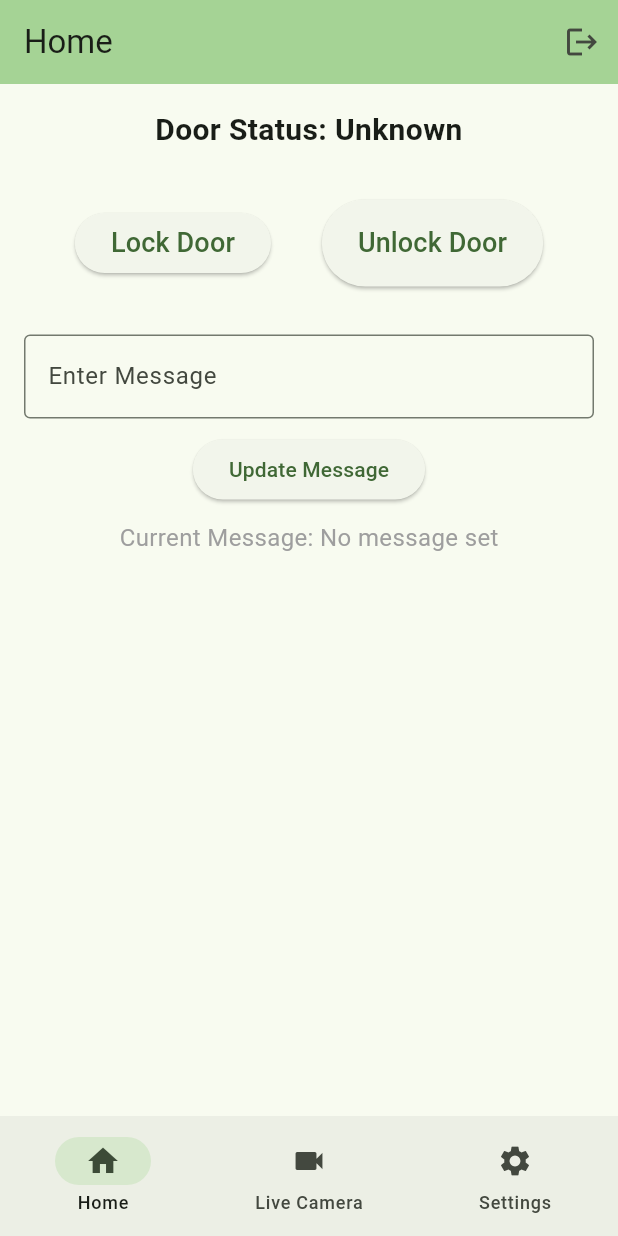
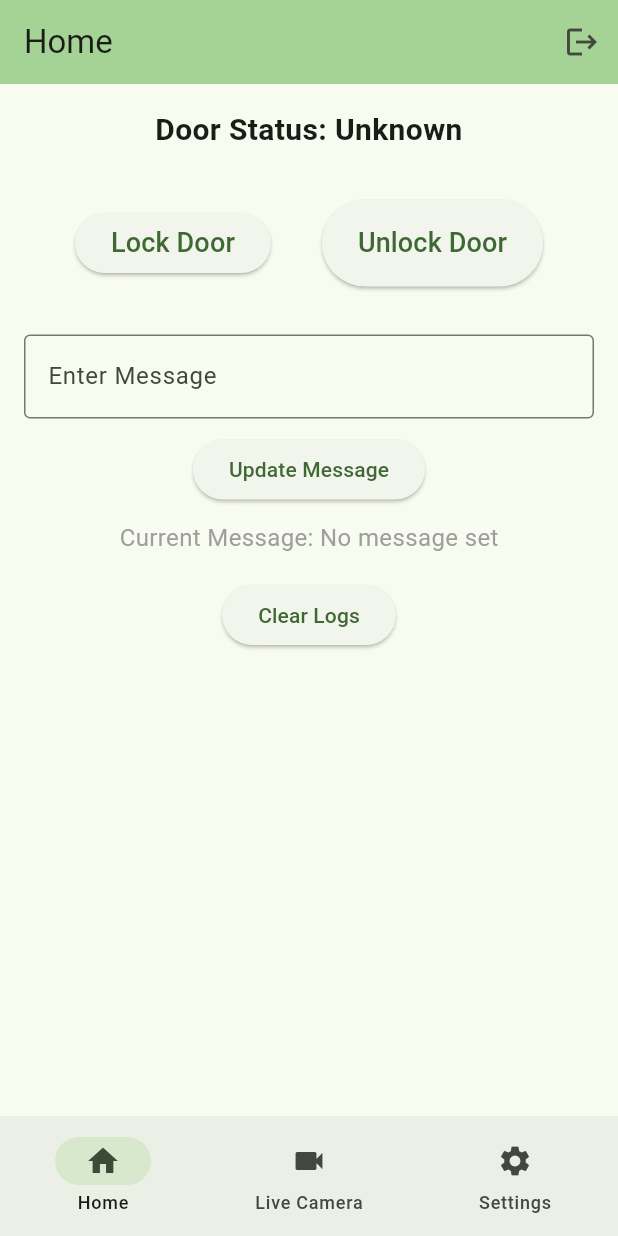
Before and after one commit to ferasskhoury23/IOT-project, a Flutter app: the screen it shows once a user with an empty profile is signed in, on a phone screen of 412 x 824 dp. Run offline on Flutter 3.47's test engine with Material 3 defaults, Android fonts, the phone set to English and light mode, and no system bars; our stand-ins replace firebase_auth, firebase_core, firebase_database, firebase_messaging, flutter_local_notifications, shared_preferences; accounts and stored records are empty.

Commit message:
integrated the sound with the whole system , also added ckear logs button on the app

```diff
--- a/app/lib/screens/home_page.dart
+++ b/app/lib/screens/home_page.dart
@@ -67,6 +67,21 @@ class _HomeState extends State<Home> {
       setState(() {
         _logs = fetchedLogs.reversed.toList(); // Show newest logs first
       });
+    });
+  }
+
+  void _clearLogs() {
+    _database.child("logs").remove().then((_) {
+      setState(() {
+        _logs.clear(); // Clear the logs locally
+      });
+      ScaffoldMessenger.of(context).showSnackBar(
+        const SnackBar(content: Text("Logs cleared successfully!")),
+      );
+    }).catchError((error) {
+      ScaffoldMessenger.of(context).showSnackBar(
+        SnackBar(content: Text("Failed to clear logs: $error")),
+      );
     });
   }
 
@@ -181,9 +196,20 @@ class _HomeState extends State<Home> {
             ),
           ),
 
-          // Logs Area
+          // Logs Area with Clear Button
           Expanded(
             flex: 3,
+            child: Column(
+              children: [
+                // Clear Logs Button
+                Padding(
+                  padding: const EdgeInsets.symmetric(horizontal: 16.0),
+                  child: ElevatedButton(
+                    onPressed: _clearLogs,
+                    child: const Text("Clear Logs"),
+                  ),
+                ),
+                Expanded(
                   child: ListView.builder(
                     itemCount: _logs.length,
                     itemBuilder: (context, index) {
@@ -198,6 +224,9 @@ class _HomeState extends State<Home> {
                 ),
               ],
             ),
+          ),
+        ],
+      ),
     );
   }
 }
```
Also changed, not shown: 2 other files. Lines whose indentation alone changed are shown as unchanged.
